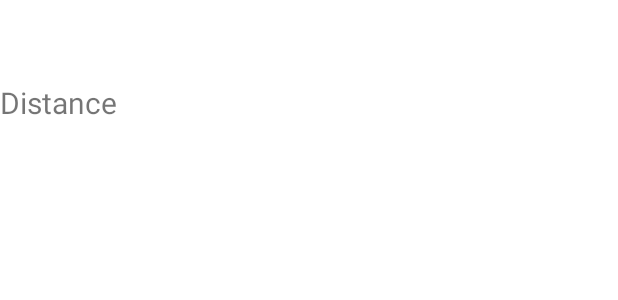
After one commit to dipalikharat2798/LocationTracker, an Android app: the layout activity_distance.xml on its own in the app's theme, with its tools: preview values and no code run, on a phone screen of 412 x 824 dp. The commit adds this screen. Shown: the top 300 px of the screen. Run offline under Robolectric (Android 15) with nearby library versions, the phone set to English and light mode, and no system bars.

Commit message:
distance activity

```diff
--- a/app/src/main/java/com/example/locationtracker/Database/LocationDBHelper.java
+++ b/app/src/main/java/com/example/locationtracker/Database/LocationDBHelper.java
@@ -71,7 +71,6 @@ public class LocationDBHelper extends SQLiteOpenHelper {
             stmt.bindString(1, locationmodel.getTripId());
             stmt.bindString(2, locationmodel.getmLatitude() + "");
             stmt.bindString(3, locationmodel.getmLongitude() + "");
-//            stmt.bindString(4, locationmodel.getmTimestamp() + "");
 
             stmt.execute();
             stmt.clearBindings();
@@ -88,7 +87,6 @@ public class LocationDBHelper extends SQLiteOpenHelper {
         String[] selectArgs = null;
         List<String[]> tableData = new ArrayList<>();
         query = "SELECT DISTINCT " + LOCATION_TRIP_ID + " FROM " + LOCATION_MASTER_TABLE;
-        //SELECT DISTINCT " + LOCATION_TRIP_ID + " FROM " + LOCATION_MASTER_TABLE+ " ORDER BY " + LOCATION_TRIP_ID + " DESC"
         selectArgs = null;
         Cursor cursor = db.rawQuery(query, selectArgs);
         while (cursor.moveToNext()) {
--- a/app/src/main/java/com/example/locationtracker/services/LocationService.java
+++ b/app/src/main/java/com/example/locationtracker/services/LocationService.java
@@ -211,11 +211,11 @@ public class LocationService extends Service {
     private void makeSilent() {
         AudioManager am;
         am = (AudioManager) getBaseContext().getSystemService(Context.AUDIO_SERVICE);
-//For Normal mode
+       //For Normal mode
       //  am.setRingerMode(AudioManager.RINGER_MODE_NORMAL);
-//For Silent mode
+      //For Silent mode
         am.setRingerMode(AudioManager.RINGER_MODE_SILENT);
-//For Vibrate mode
+      //For Vibrate mode
        // am.setRingerMode(AudioManager.RINGER_MODE_VIBRATE);
 
     }
--- /dev/null
+++ b/app/src/main/res/layout/activity_distance.xml
@@ -0,0 +1,32 @@
+<?xml version="1.0" encoding="utf-8"?>
+<LinearLayout xmlns:android="http://schemas.android.com/apk/res/android"
+    xmlns:app="http://schemas.android.com/apk/res-auto"
+    xmlns:tools="http://schemas.android.com/tools"
+    android:layout_width="match_parent"
+    android:layout_height="match_parent"
+    android:orientation="vertical"
+    tools:context=".activities.DistanceActivity">
+
+    <TextView
+        android:id="@+id/oldpoints_tv"
+        android:layout_width="wrap_content"
+        android:layout_centerInParent="true"
+        android:layout_height="wrap_content"
+        android:textSize="20dp"
+        android:text="" />
+    <TextView
+        android:id="@+id/newpoints_tv"
+        android:layout_width="wrap_content"
+        android:layout_centerInParent="true"
+        android:layout_height="wrap_content"
+        android:textSize="20dp"
+        android:text="" />
+    <TextView
+        android:id="@+id/distance_tv"
+        android:layout_width="wrap_content"
+        android:layout_centerInParent="true"
+        android:layout_height="wrap_content"
+        android:textSize="20dp"
+        android:text="Distance" />
+
+</LinearLayout>
```
Also changed, not shown: app/src/main/AndroidManifest.xml (+7 -7 lines), app/src/main/java/com/example/locationtracker/Model/LatLangModel.java (added, +27 -0 lines), app/src/main/java/com/example/locationtracker/activities/DistanceActivity.java (added, +123 -0 lines), app/src/main/java/com/example/locationtracker/activities/MainActivity.java (+15 -22 lines), app/src/main/java/com/example/locationtracker/activities/MapsActivity.java (+12 -9 lines), app/src/main/java/com/example/locationtracker/adapter/LocationListAdapter.java (+9 -0 lines), app/src/main/res/drawable/bg1.png (added).
